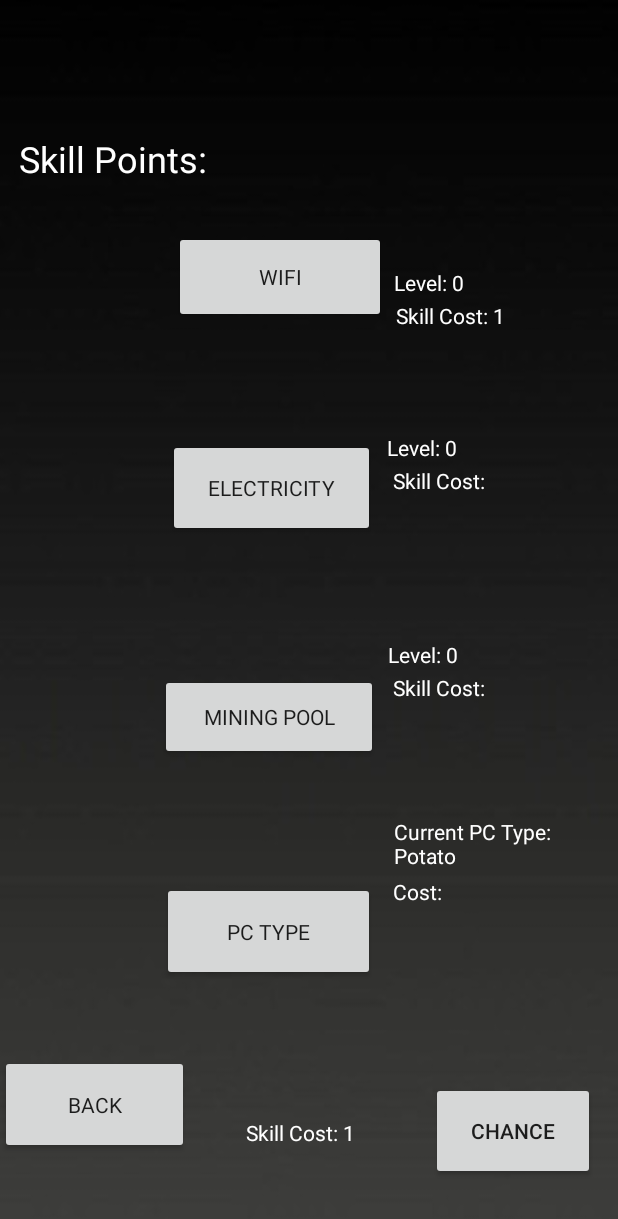
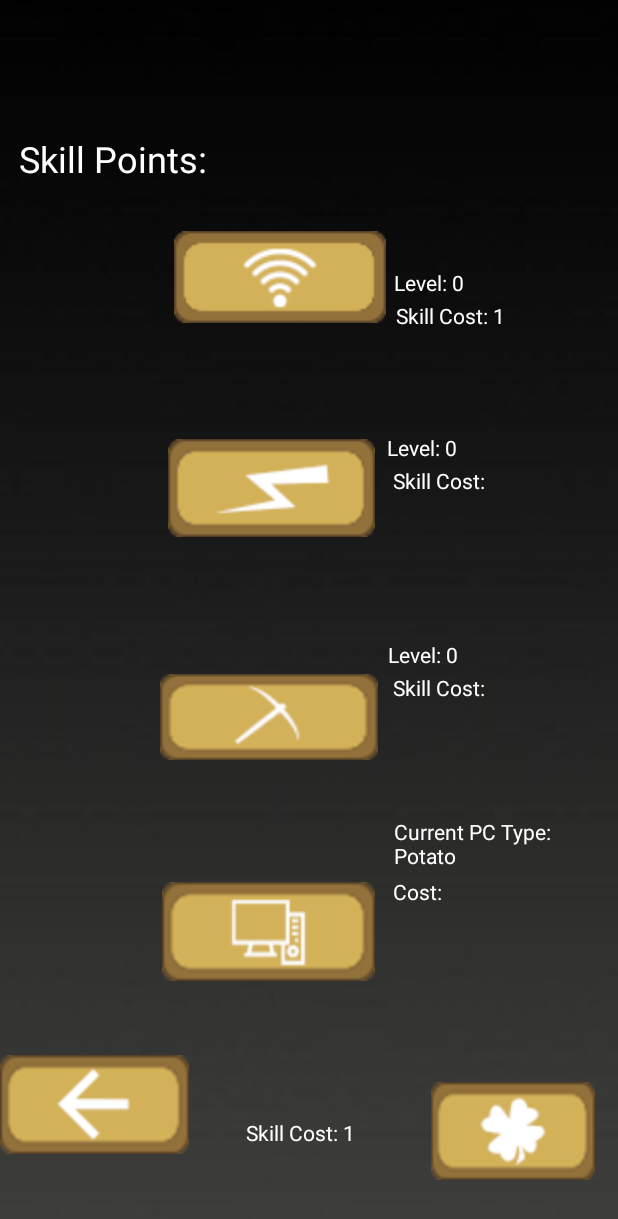
Before and after one commit to ScruffyAlex/DogeClicker, an Android app: the layout perm_upgrade_page.xml on its own in the app's theme, with its tools: preview values and no code run, on a phone screen of 412 x 824 dp. Shown: the top 1219 px of the screen. Run offline under Robolectric (Android 15) with nearby library versions, the phone set to English and light mode, and no system bars; Roboto replaces fonts that are not available here.

Commit message:
Added ImageButtons and The Images

```diff
--- a/DogeClicker/app/src/main/res/layout/perm_upgrade_page.xml
+++ b/DogeClicker/app/src/main/res/layout/perm_upgrade_page.xml
@@ -50,7 +50,7 @@
         app:layout_constraintStart_toEndOf="@+id/typeBtn"
         app:layout_constraintTop_toBottomOf="@+id/miningSkill" />
 
-    <Button
+    <ImageButton
         android:id="@+id/wifiBtn"
         android:layout_width="141dp"
         android:layout_height="61dp"
@@ -58,6 +58,7 @@
         android:layout_marginTop="140dp"
         android:layout_marginEnd="162dp"
         android:layout_marginBottom="32dp"
+        android:background="@drawable/wifibutton"
         android:fontFamily="@font/delius_unicase"
         android:onClick="onWifiClick"
         android:text="Wifi"
@@ -67,7 +68,7 @@
         app:layout_constraintStart_toStartOf="parent"
         app:layout_constraintTop_toTopOf="parent" />
 
-    <Button
+    <ImageButton
         android:id="@+id/elecBtn"
         android:layout_width="138dp"
         android:layout_height="65dp"
@@ -76,6 +77,7 @@
         android:layout_marginEnd="162dp"
         android:layout_marginBottom="52dp"
         android:fontFamily="@font/delius_unicase"
+        android:background="@drawable/electricitybutton"
         android:onClick="onElectricityClick"
         android:text="Electricity"
         app:layout_constraintBottom_toTopOf="@+id/miningBtn"
@@ -84,7 +86,7 @@
         app:layout_constraintStart_toStartOf="parent"
         app:layout_constraintTop_toBottomOf="@+id/wifiBtn" />
 
-    <Button
+    <ImageButton
         android:id="@+id/miningBtn"
         android:layout_width="145dp"
         android:layout_height="57dp"
@@ -93,6 +95,7 @@
         android:layout_marginEnd="160dp"
         android:layout_marginBottom="42dp"
         android:fontFamily="@font/delius_unicase"
+        android:background="@drawable/miningbutton"
         android:onClick="onMiningPoolCLick"
         android:text="Mining Pool"
         app:layout_constraintBottom_toTopOf="@+id/typeBtn"
@@ -100,7 +103,7 @@
         app:layout_constraintStart_toStartOf="parent"
         app:layout_constraintTop_toBottomOf="@+id/elecBtn" />
 
-    <Button
+    <ImageButton
         android:id="@+id/typeBtn"
         android:layout_width="142dp"
         android:layout_height="66dp"
@@ -110,6 +113,7 @@
         android:layout_marginBottom="156dp"
         android:fontFamily="@font/delius_unicase"
         android:onClick="onNextPcClick"
+        android:background="@drawable/pctypebutton"
         android:text="PC Type"
         app:layout_constraintBottom_toBottomOf="parent"
         app:layout_constraintEnd_toEndOf="parent"
@@ -118,7 +122,7 @@
         app:layout_constraintTop_toBottomOf="@+id/miningBtn"
         app:layout_constraintVertical_bias="1.0" />
 
-    <Button
+    <ImageButton
         android:id="@+id/backBtn"
         android:layout_width="126dp"
         android:layout_height="66dp"
@@ -127,6 +131,7 @@
         android:layout_marginEnd="16dp"
         android:layout_marginBottom="41dp"
         android:fontFamily="@font/delius_unicase"
+        android:background="@drawable/backbutton"
         android:onClick="backButton"
         android:text="back"
         app:layout_constraintBottom_toBottomOf="parent"
@@ -224,7 +229,7 @@
         app:layout_constraintStart_toEndOf="@+id/typeBtn"
         app:layout_constraintTop_toBottomOf="@+id/pcTypeTxt" />
 
-    <Button
+    <ImageButton
         android:id="@+id/eventBtn"
         android:layout_width="109dp"
         android:layout_height="65dp"
@@ -232,6 +237,7 @@
         android:layout_marginTop="56dp"
         android:layout_marginEnd="32dp"
         android:layout_marginBottom="37dp"
+        android:background="@drawable/chancebutton"
         android:onClick="onChanceClick"
         android:text="Chance"
         app:layout_constraintBottom_toBottomOf="parent"
--- a/DogeClicker/app/src/main/res/layout/start_page.xml
+++ b/DogeClicker/app/src/main/res/layout/start_page.xml
@@ -29,5 +29,5 @@
         app:layout_constraintHorizontal_bias="0.5"
         app:layout_constraintStart_toStartOf="parent"
         app:layout_constraintTop_toBottomOf="@+id/imageView"
-        tools:srcCompat="@tools:sample/avatars" />
+        />
 </androidx.constraintlayout.widget.ConstraintLayout>
```
Also changed, not shown: DogeClicker/app/src/main/res/layout/activity_main.xml (+11 -12 lines).
